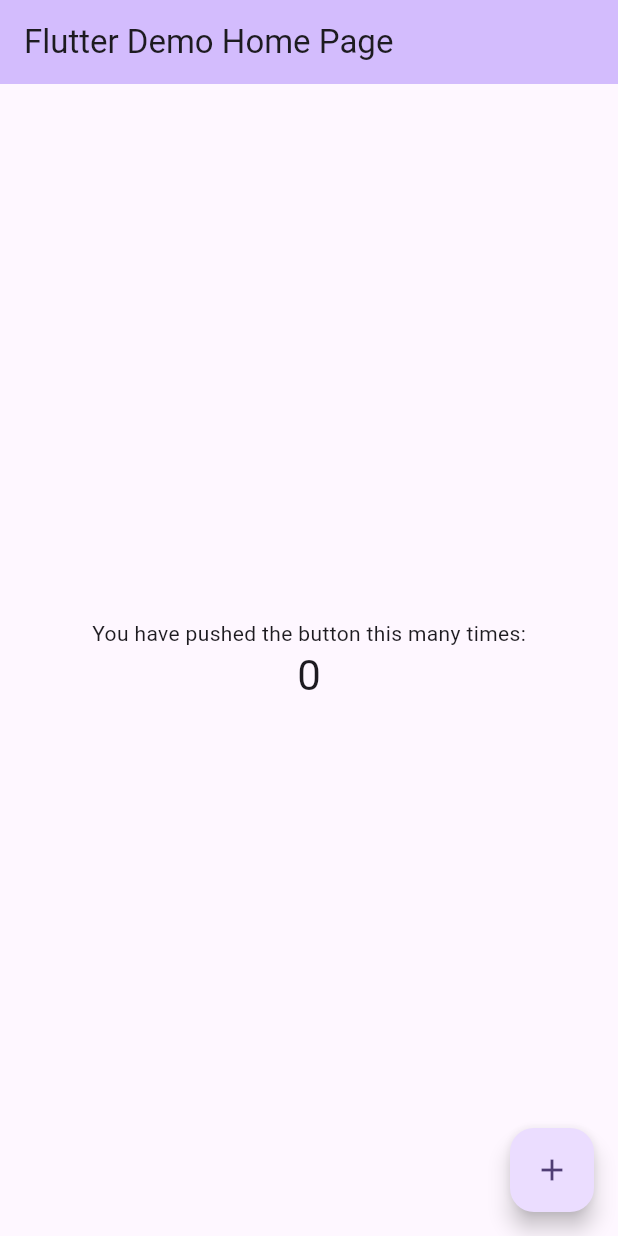
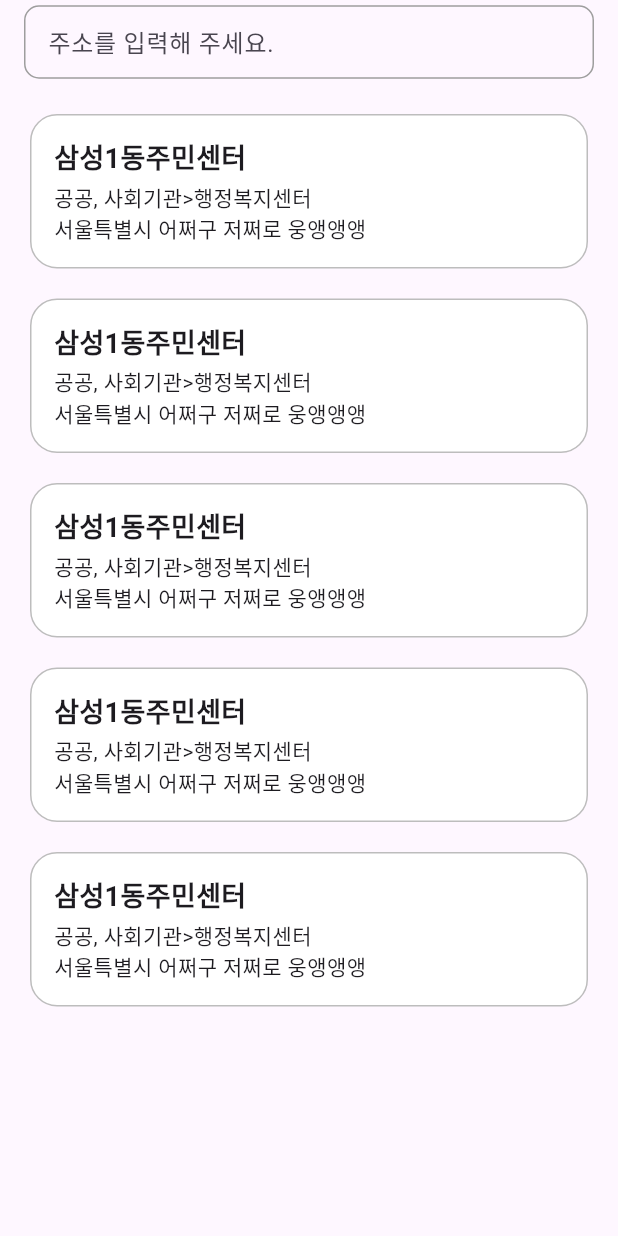
Before and after one commit to LeeHJuu/local_search_app, a Flutter app: the screen it shows after launch, on a phone screen of 412 x 824 dp. Run offline on Flutter 3.47's test engine with Material 3 defaults, Android fonts, the phone set to English and light mode, and no system bars; our stand-ins replace flutter_riverpod.

Commit message:
feat: HomePage UI 제작

```diff
--- /dev/null
+++ b/lib/data/model/location.dart
@@ -0,0 +1,24 @@
+class Location {
+  String title;
+  String category;
+  String roadAddress;
+
+  Location({
+    required this.title,
+    required this.category,
+    required this.roadAddress,
+  });
+
+  Location.fromJson(Map<String, dynamic> map)
+      : this(
+          title: map['title'],
+          category: map['category'],
+          roadAddress: map['roadAddress'],
+        );
+
+  Map<String, dynamic> toJson() => {
+        'title': title,
+        'category': category,
+        'roadAddress': roadAddress,
+      };
+}
--- a/lib/main.dart
+++ b/lib/main.dart
@@ -1,7 +1,9 @@
 import 'package:flutter/material.dart';
+import 'package:flutter_riverpod/flutter_riverpod.dart';
+import 'package:local_search_app/ui/pages/home/home_page.dart';
 
 void main() {
-  runApp(const MyApp());
+  runApp(const ProviderScope(child: MyApp()));
 }
 
 class MyApp extends StatelessWidget {
@@ -11,115 +13,7 @@ class MyApp extends StatelessWidget {
   @override
   Widget build(BuildContext context) {
     return MaterialApp(
-      title: 'Flutter Demo',
-      theme: ThemeData(
-        // This is the theme of your application.
-        //
-        // TRY THIS: Try running your application with "flutter run". You'll see
-        // the application has a purple toolbar. Then, without quitting the app,
-        // try changing the seedColor in the colorScheme below to Colors.green
-        // and then invoke "hot reload" (save your changes or press the "hot
-        // reload" button in a Flutter-supported IDE, or press "r" if you used
-        // the command line to start the app).
-        //
-        // Notice that the counter didn't reset back to zero; the application
-        // state is not lost during the reload. To reset the state, use hot
-        // restart instead.
-        //
-        // This works for code too, not just values: Most code changes can be
-        // tested with just a hot reload.
-        colorScheme: ColorScheme.fromSeed(seedColor: Colors.deepPurple),
-        useMaterial3: true,
-      ),
-      home: const MyHomePage(title: 'Flutter Demo Home Page'),
+      home: HomePage(),
     );
   }
 }
-
-class MyHomePage extends StatefulWidget {
-  const MyHomePage({super.key, required this.title});
-
-  // This widget is the home page of your application. It is stateful, meaning
-  // that it has a State object (defined below) that contains fields that affect
-  // how it looks.
-
-  // This class is the configuration for the state. It holds the values (in this
-  // case the title) provided by the parent (in this case the App widget) and
-  // used by the build method of the State. Fields in a Widget subclass are
-  // always marked "final".
-
-  final String title;
-
-  @override
-  State<MyHomePage> createState() => _MyHomePageState();
-}
-
-class _MyHomePageState extends State<MyHomePage> {
-  int _counter = 0;
-
-  void _incrementCounter() {
-    setState(() {
-      // This call to setState tells the Flutter framework that something has
-      // changed in this State, which causes it to rerun the build method below
-      // so that the display can reflect the updated values. If we changed
-      // _counter without calling setState(), then the build method would not be
-      // called again, and so nothing would appear to happen.
-      _counter++;
-    });
-  }
-
-  @override
-  Widget build(BuildContext context) {
-    // This method is rerun every time setState is called, for instance as done
-    // by the _incrementCounter method above.
-    //
-    // The Flutter framework has been optimized to make rerunning build methods
-    // fast, so that you can just rebuild anything that needs updating rather
-    // than having to individually change instances of widgets.
-    return Scaffold(
-      appBar: AppBar(
-        // TRY THIS: Try changing the color here to a specific color (to
-        // Colors.amber, perhaps?) and trigger a hot reload to see the AppBar
-        // change color while the other colors stay the same.
-        backgroundColor: Theme.of(context).colorScheme.inversePrimary,
-        // Here we take the value from the MyHomePage object that was created by
-        // the App.build method, and use it to set our appbar title.
-        title: Text(widget.title),
-      ),
-      body: Center(
-        // Center is a layout widget. It takes a single child and positions it
-        // in the middle of the parent.
-        child: Column(
-          // Column is also a layout widget. It takes a list of children and
-          // arranges them vertically. By default, it sizes itself to fit its
-          // children horizontally, and tries to be as tall as its parent.
-          //
-          // Column has various properties to control how it sizes itself and
-          // how it positions its children. Here we use mainAxisAlignment to
-          // center the children vertically; the main axis here is the vertical
-          // axis because Columns are vertical (the cross axis would be
-          // horizontal).
-          //
-          // TRY THIS: Invoke "debug painting" (choose the "Toggle Debug Paint"
-          // action in the IDE, or press "p" in the console), to see the
-          // wireframe for each widget.
-          mainAxisAlignment: MainAxisAlignment.center,
-          children: <Widget>[
-            const Text(
-              'You have pushed the button this many times:',
-            ),
-            Text(
-              '$_counter',
-              style: Theme.of(context).textTheme.headlineMedium,
-            ),
-          ],
-        ),
-      ),
-      floatingActionButton: FloatingActionButton(
-        onPressed: _incrementCounter,
-        tooltip: 'Increment',
-        child: const Icon(Icons.add),
-      ), // This trailing comma makes auto-formatting nicer for build methods.
-    );
-  }
-}
--- /dev/null
+++ b/lib/ui/pages/home/home_page.dart
@@ -0,0 +1,83 @@
+import 'package:flutter/material.dart';
+import 'package:local_search_app/data/model/location.dart';
+
+class HomePage extends StatelessWidget {
+  @override
+  Widget build(BuildContext context) {
+    return GestureDetector(
+      onTap: () {
+        FocusScope.of(context).unfocus();
+      },
+      child: Scaffold(
+        appBar: addressSearchAppBar(),
+        body: Padding(
+          padding: const EdgeInsets.symmetric(horizontal: 20),
+          child: ListView.builder(
+            itemCount: 5,
+            itemBuilder: (BuildContext context, int index) {
+              Location item = Location(
+                  title: 'title',
+                  category: 'category',
+                  roadAddress: 'roadAddress');
+              return localSearchItem(item);
+            },
+          ),
+        ),
+      ),
+    );
+  }
+
+  AppBar addressSearchAppBar() {
+    return AppBar(
+        title: TextField(
+          // controller: textEditingController,
+          decoration: InputDecoration(
+            isDense: true,
+            counterText: "",
+            hintText: "주소를 입력해 주세요.",
+            border: MaterialStateOutlineInputBorder.resolveWith(
+              (states) {
+                return OutlineInputBorder(
+                  borderRadius: BorderRadius.circular(10),
+                  borderSide: BorderSide(color: Colors.grey),
+                );
+              },
+            ),
+          ),
+          maxLines: 1,
+          maxLength: 50,
+          keyboardType: TextInputType.text,
+          textInputAction: TextInputAction.done,
+          // onSubmitted: (text) => onSearch(text),
+        ),
+      );
+  }
+
+  Widget localSearchItem(item) {
+    return Padding(
+      padding: const EdgeInsets.only(top: 20),
+      child: Container(
+        padding: EdgeInsets.all(15),
+        decoration: BoxDecoration(
+            border: Border.all(color: Colors.grey[400]!),
+            borderRadius: BorderRadius.circular(18),
+            color: Colors.white),
+        child: Column(
+          crossAxisAlignment: CrossAxisAlignment.start,
+          children: [
+            Text(
+              '삼성1동주민센터',
+              style: TextStyle(
+                fontSize: 18,
+                fontWeight: FontWeight.bold,
+              ),
+            ),
+            SizedBox(height: 2),
+            Text('공공, 사회기관>행정복지센터'),
+            Text('서울특별시 어쩌구 저쩌로 웅앵앵앵'),
+          ],
+        ),
+      ),
+    );
+  }
+}
--- a/pubspec.yaml
+++ b/pubspec.yaml
@@ -35,6 +35,7 @@ dependencies:
   # The following adds the Cupertino Icons font to your application.
   # Use with the CupertinoIcons class for iOS style icons.
   cupertino_icons: ^1.0.8
+  flutter_riverpod: ^2.6.1
 
 dev_dependencies:
   flutter_test:
```
Also changed, not shown: pubspec.lock.
